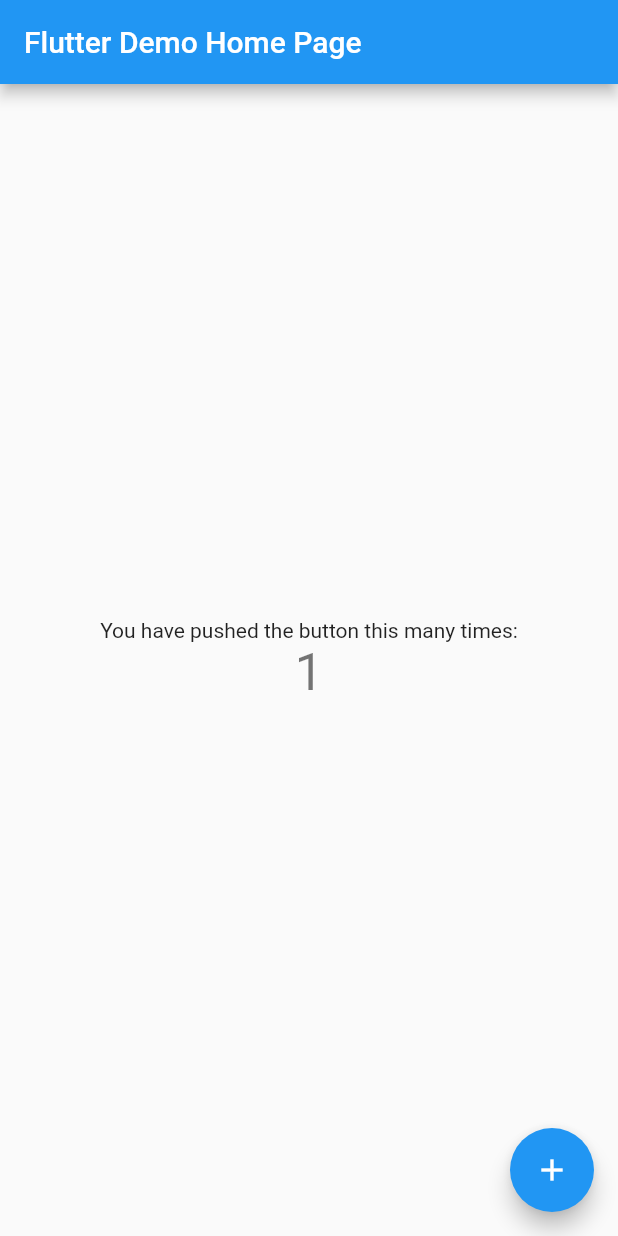
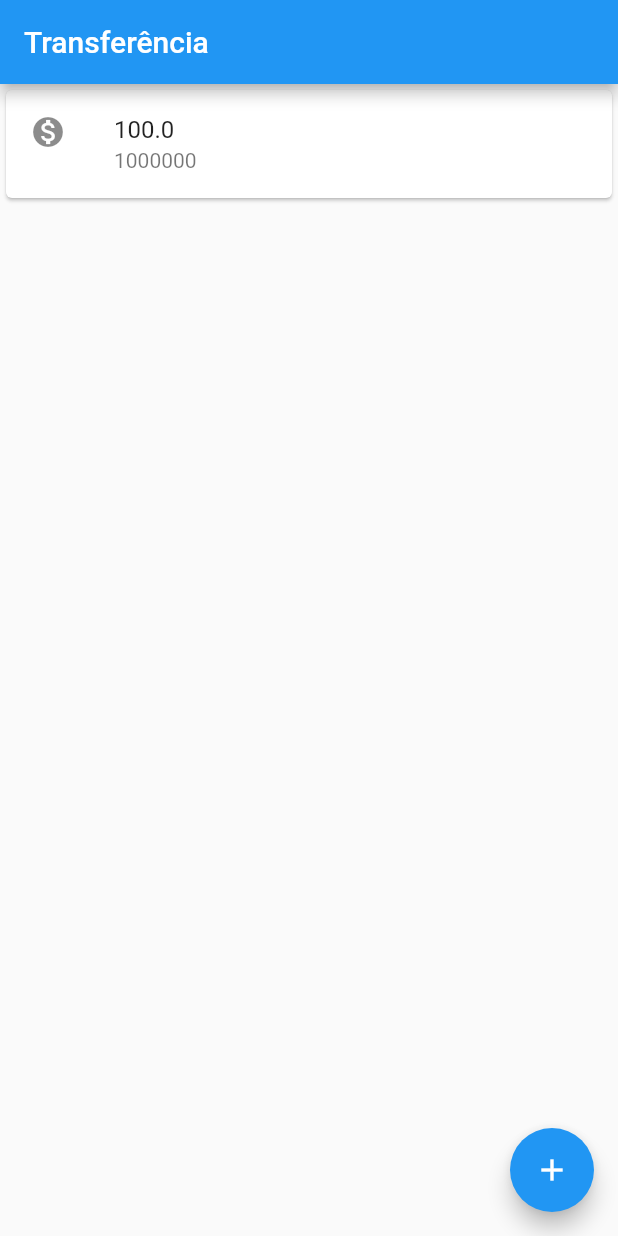
Before and after one commit to vinicius2405/app, a Flutter app: the screen it shows after launch, after a tap on the "add" icon, on a phone screen of 412 x 824 dp. Run offline on Flutter 3.47's test engine with Material 2 defaults, Android fonts, the phone set to English and light mode, and no system bars.

Commit message:
cara do app modificada

```diff
--- a/app_flu/lib/main.dart
+++ b/app_flu/lib/main.dart
@@ -1,113 +1,24 @@
 import 'package:flutter/material.dart';
 
-void main() {
-  runApp(MyApp());
-}
-
-class MyApp extends StatelessWidget {
-  // This widget is the root of your application.
-  @override
-  Widget build(BuildContext context) {
-    return MaterialApp(
-      title: 'Flutter Demo',
-      theme: ThemeData(
-        // This is the theme of your application.
-        //
-        // Try running your application with "flutter run". You'll see the
-        // application has a blue toolbar. Then, without quitting the app, try
-        // changing the primarySwatch below to Colors.green and then invoke
-        // "hot reload" (press "r" in the console where you ran "flutter run",
-        // or simply save your changes to "hot reload" in a Flutter IDE).
-        // Notice that the counter didn't reset back to zero; the application
-        // is not restarted.
-        primarySwatch: Colors.blue,
-      ),
-      home: MyHomePage(title: 'Flutter Demo Home Page'),
-    );
-  }
-}
-
-class MyHomePage extends StatefulWidget {
-  MyHomePage({Key? key, required this.title}) : super(key: key);
-
-  // This widget is the home page of your application. It is stateful, meaning
-  // that it has a State object (defined below) that contains fields that affect
-  // how it looks.
-
-  // This class is the configuration for the state. It holds the values (in this
-  // case the title) provided by the parent (in this case the App widget) and
-  // used by the build method of the State. Fields in a Widget subclass are
-  // always marked "final".
-
-  final String title;
-
-  @override
-  _MyHomePageState createState() => _MyHomePageState();
-}
-
-class _MyHomePageState extends State<MyHomePage> {
-  int _counter = 0;
-
-  void _incrementCounter() {
-    setState(() {
-      // This call to setState tells the Flutter framework that something has
-      // changed in this State, which causes it to rerun the build method below
-      // so that the display can reflect the updated values. If we changed
-      // _counter without calling setState(), then the build method would not be
-      // called again, and so nothing would appear to happen.
-      _counter++;
-    });
-  }
-
-  @override
-  Widget build(BuildContext context) {
-    // This method is rerun every time setState is called, for instance as done
-    // by the _incrementCounter method above.
-    //
-    // The Flutter framework has been optimized to make rerunning build methods
-    // fast, so that you can just rebuild anything that needs updating rather
-    // than having to individually change instances of widgets.
-    return Scaffold(
-      appBar: AppBar(
-        // Here we take the value from the MyHomePage object that was created by
-        // the App.build method, and use it to set our appbar title.
-        title: Text(widget.title),
-      ),
-      body: Center(
-        // Center is a layout widget. It takes a single child and positions it
-        // in the middle of the parent.
-        child: Column(
-          // Column is also a layout widget. It takes a list of children and
-          // arranges them vertically. By default, it sizes itself to fit its
-          // children horizontally, and tries to be as tall as its parent.
-          //
-          // Invoke "debug painting" (press "p" in the console, choose the
-          // "Toggle Debug Paint" action from the Flutter Inspector in Android
-          // Studio, or the "Toggle Debug Paint" command in Visual Studio Code)
-          // to see the wireframe for each widget.
-          //
-          // Column has various properties to control how it sizes itself and
-          // how it positions its children. Here we use mainAxisAlignment to
-          // center the children vertically; the main axis here is the vertical
-          // axis because Columns are vertical (the cross axis would be
-          // horizontal).
-          mainAxisAlignment: MainAxisAlignment.center,
-          children: <Widget>[
-            Text(
-              'You have pushed the button this many times:',
-            ),
-            Text(
-              '$_counter',
-              style: Theme.of(context).textTheme.headline4,
-            ),
+void main() => runApp(MaterialApp(
+      home: Scaffold(
+        body: Column(
+          children: [
+            Card(
+              child: ListTile(
+                leading: Icon(Icons.monetization_on),
+                title: Text("100.0"),
+                subtitle: Text("1000000"),
+              ),
+            )
           ],
         ),
+        appBar: AppBar(
+          title: Text("Transferência"),
+        ),
+        floatingActionButton: FloatingActionButton(
+          onPressed: () {},
+          child: Icon(Icons.add),
+        ),
       ),
-      floatingActionButton: FloatingActionButton(
-        onPressed: _incrementCounter,
-        tooltip: 'Increment',
-        child: Icon(Icons.add),
-      ), // This trailing comma makes auto-formatting nicer for build methods.
-    );
-  }
-}
+    ));
```
